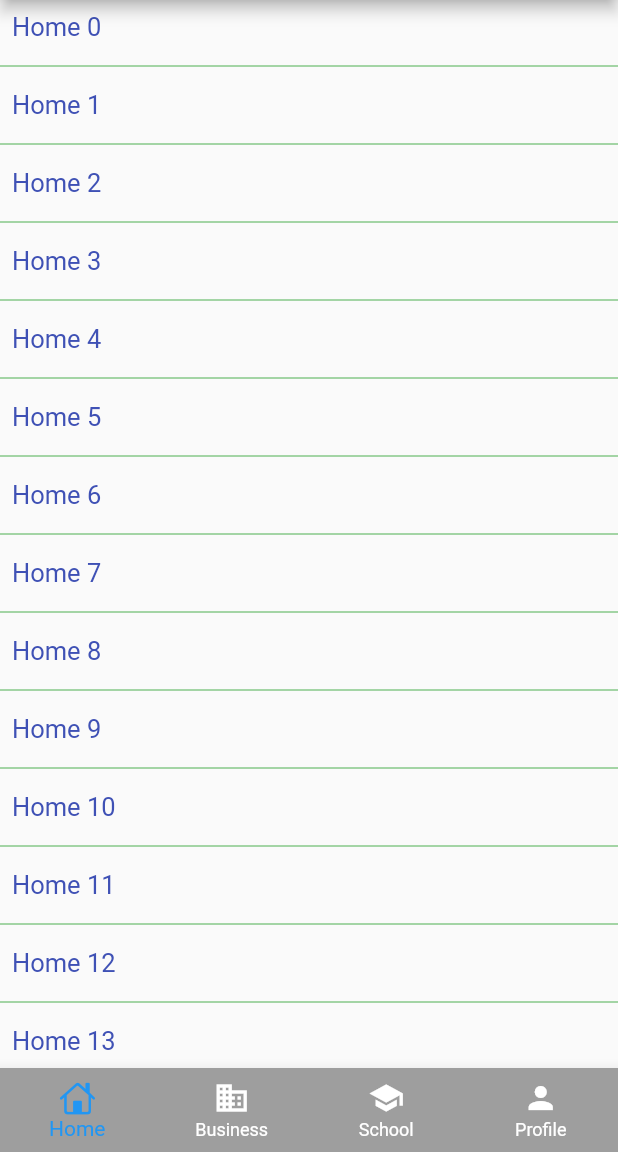
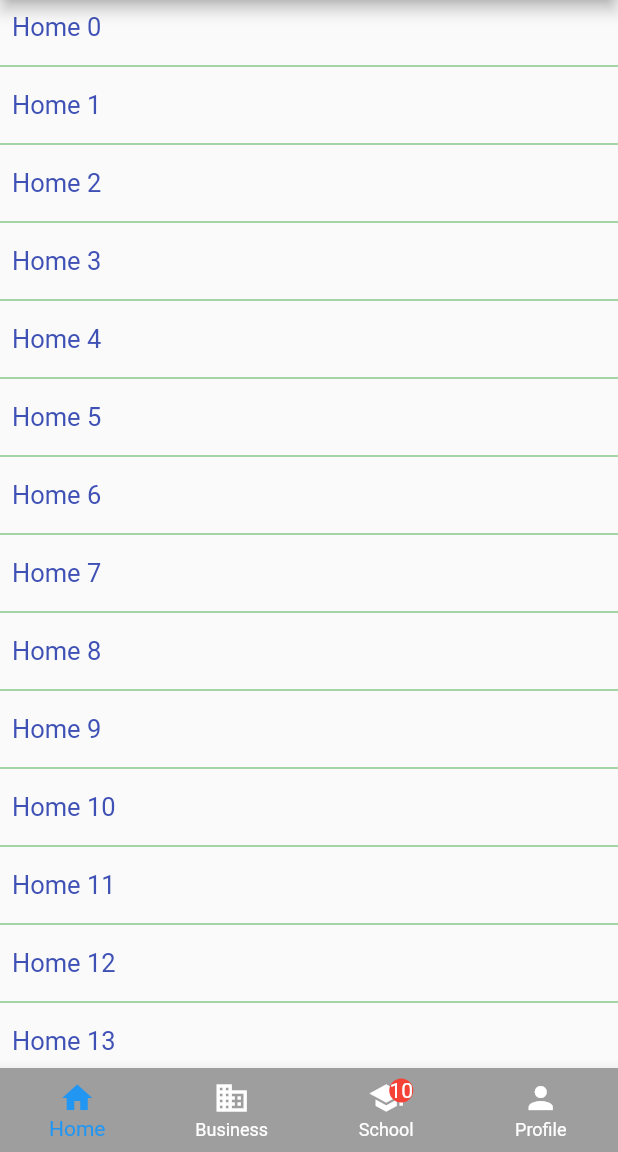
Before and after one commit to vohoangtuit/flutter_bottom_navigation_bar, a Flutter app: the screen it shows after launch, after a tap on "Bottom Screen", on a phone screen of 412 x 824 dp, the part 84-1236 px from its top. Run offline on Flutter 3.47's test engine with Material 2 defaults, Android fonts, the phone set to English and light mode, and no system bars; missing offline and left inert: bottom_navigation_badge.

```diff
--- a/tab_layout/lib/main.dart
+++ b/tab_layout/lib/main.dart
@@ -4,6 +4,7 @@ import 'package:tab_layout/modules/bottom_tab_main.dart';
 import 'package:tab_layout/modules/bottom_tab_main_slider.dart';
 
 import 'modules/top_tab_screen_main.dart';
+import 'modules/top_tab_screen_main_slider.dart';
 
 void main() {
   runApp(MyApp());
@@ -46,7 +47,14 @@ class _MyHomePageState extends State<MyHomePage> {
           mainAxisAlignment: MainAxisAlignment.center,
           children: <Widget>[
             NormalButton(
-             title: 'Top Screen',
+             title: 'Top Screen with slider',
+              onPressed: (){
+                Navigator.of(context).push(MaterialPageRoute(builder: (_)=>TopScreenWithSlider()));
+              },
+            ),
+            SizedBox(height: 30,),
+            NormalButton(
+              title: 'Top Screen ',
               onPressed: (){
                 Navigator.of(context).push(MaterialPageRoute(builder: (_)=>TopScreen()));
               },
--- a/tab_layout/lib/modules/bottom_tab_main.dart
+++ b/tab_layout/lib/modules/bottom_tab_main.dart
@@ -1,10 +1,9 @@
-import 'package:flutter/cupertino.dart';
 import 'package:flutter/material.dart';
 import 'package:tab_layout/modules/taps/business_tap.dart';
 import 'package:tab_layout/modules/taps/home_tap.dart';
 import 'package:tab_layout/modules/taps/profile_tap.dart';
 import 'package:tab_layout/modules/taps/school_tap.dart';
-
+import 'package:bottom_navigation_badge/bottom_navigation_badge.dart';
 /// This Widget is the main application widget.
 class BottomScreen extends StatelessWidget {
   static const String _title = 'Flutter Code Sample';
@@ -28,9 +27,9 @@ class BottomWidget extends StatefulWidget {
 }
 
 class _BottomWidgetState extends State<BottomWidget> {
-  final List<BottomNavigationBarItem> bottomTab =[
+  List<BottomNavigationBarItem> bottomTab =[
     BottomNavigationBarItem(
-        icon: Icon(CupertinoIcons.home),
+        icon: Icon(Icons.home),
         title: Text('Home')
     ),
     BottomNavigationBarItem(
@@ -38,7 +37,29 @@ class _BottomWidgetState extends State<BottomWidget> {
         title: Text('Business')
     ),
     BottomNavigationBarItem(
-        icon: Icon(Icons.school),
+        //icon: Icon(Icons.school),
+        icon: new Stack(
+          overflow: Overflow.visible,
+          children: <Widget>[
+            const Icon(Icons.school),
+            new Positioned(
+                top: -1.0,
+                right: -6.0,
+                  child: new Container(
+                    decoration: new BoxDecoration(
+                        borderRadius: new BorderRadius.circular(8.0), color: Colors.red),
+                    width: 16.0,
+                    child: Center(
+                      child: new Text(
+                        "10",
+                        style: const TextStyle(color: Colors.white),
+                      ),
+                    ),
+                  ),
+                )
+          ],
+        ),
+
         title: Text('School')
     ),
     BottomNavigationBarItem(
@@ -47,6 +68,7 @@ class _BottomWidgetState extends State<BottomWidget> {
     ),
 
   ];
+
   final List tabScreen=[
     HomeTap(),
     BusinessTap(),
--- a/tab_layout/lib/modules/taps/home_tap.dart
+++ b/tab_layout/lib/modules/taps/home_tap.dart
@@ -1,6 +1,11 @@
 import 'package:flutter/material.dart';
 
-class HomeTap extends StatelessWidget {
+class HomeTap extends StatefulWidget {
+  @override
+  _HomeTapState createState() => _HomeTapState();
+}
+
+class _HomeTapState extends State<HomeTap> with AutomaticKeepAliveClientMixin<HomeTap> {
   @override
   Widget build(BuildContext context) {
     return Scaffold(
@@ -18,4 +23,8 @@ class HomeTap extends StatelessWidget {
       ),
     );
   }
+
+  @override
+  // TODO: implement wantKeepAlive
+  bool get wantKeepAlive => true;
 }
--- a/tab_layout/lib/modules/top_tab_screen_main.dart
+++ b/tab_layout/lib/modules/top_tab_screen_main.dart
@@ -1,21 +1,122 @@
 import 'package:flutter/material.dart';
+import 'package:tab_layout/modules/taps/business_tap.dart';
+import 'package:tab_layout/modules/taps/home_tap.dart';
+import 'package:tab_layout/modules/taps/profile_tap.dart';
+import 'package:tab_layout/modules/taps/school_tap.dart';
 
 class TopScreen extends StatelessWidget {
   @override
   Widget build(BuildContext context) {
-    return Container(
-      child: Column(
-        children: <Widget>[
-          Text(
-            'Top, How are you?',
-            textAlign: TextAlign.center,
-            overflow: TextOverflow.ellipsis,
-            style: TextStyle(fontWeight: FontWeight.bold),
-          )
-        ],
-
-      ),
-
+    return Material(
+      child: TopNavigation(),
     );
   }
 }
+
+class TopNavigation extends StatefulWidget {
+  @override
+  _TopNavigationState createState() => _TopNavigationState();
+}
+
+class _TopNavigationState extends State<TopNavigation> {
+
+
+  @override
+  Widget build(BuildContext context) {
+    return MaterialApp(
+      debugShowCheckedModeBanner: false,
+      title: 'TabBar Demo',
+      home: new Scaffold(
+        body: DefaultTabController(
+            length: bottomTab.length,
+            child: Scaffold(
+              appBar: PreferredSize(
+                preferredSize: Size.fromHeight(kToolbarHeight),
+                child: Container(
+                  color: Colors.greenAccent,
+                  child: new SafeArea(
+                    child: Column(
+                      children: <Widget>[
+                        new Expanded(child: new Container()),
+                        new BottomNavigationBar(
+                          type: BottomNavigationBarType.fixed,
+                          currentIndex: currentIndex,
+                          items: bottomTab,
+                          onTap: (index){
+                            setState(() {
+                              currentIndex=index;
+                              currentPage =tabScreen[currentIndex];
+                            });
+                          },
+                          backgroundColor: Colors.green,
+                          selectedItemColor: Colors.black,
+                          unselectedItemColor: Colors.white,
+                        ),
+                      ],
+                    ),
+                  ),
+                ),
+              ),
+              body: currentPage,
+            )
+        ),
+      ),
+    );
+  }
+
+  int currentIndex = 0;
+
+  final List tabScreen=[
+    HomeTap(),
+    BusinessTap(),
+    SchoolTap(),
+    ProfileTap(),
+  ];
+  var currentPage;
+  @override
+  void initState() {
+    currentPage = tabScreen[currentIndex];
+    super.initState();
+  }
+  List<BottomNavigationBarItem> bottomTab =[
+    BottomNavigationBarItem(
+        icon: Icon(Icons.home),
+        title: Text('Home')
+    ),
+    BottomNavigationBarItem(
+        icon: Icon(Icons.business),
+        title: Text('Business')
+    ),
+    BottomNavigationBarItem(
+      //icon: Icon(Icons.school),
+        icon: new Stack(
+          overflow: Overflow.visible,
+          children: <Widget>[
+            const Icon(Icons.school),
+            new Positioned(
+              top: -1.0,
+              right: -6.0,
+              child: new Container(
+                decoration: new BoxDecoration(
+                    borderRadius: new BorderRadius.circular(8.0), color: Colors.red),
+                width: 16.0,
+                child: Center(
+                  child: new Text(
+                    "10",
+                    style: const TextStyle(color: Colors.white),
+                  ),
+                ),
+              ),
+            )
+          ],
+        ),
+
+        title: Text('School')
+    ),
+    BottomNavigationBarItem(
+        icon: Icon(Icons.person),
+        title: Text('Profile')
+    ),
+
+  ];
+}
--- a/tab_layout/pubspec.yaml
+++ b/tab_layout/pubspec.yaml
@@ -32,6 +32,7 @@ dependencies:
 dev_dependencies:
   flutter_test:
     sdk: flutter
+  bottom_navigation_badge: ^1.0.3
 
 # For information on the generic Dart part of this file, see the
 # following page: https://dart.dev/tools/pub/pubspec
```
Also changed, not shown: tab_layout/lib/modules/bottom_tab_main_slider.dart (+22 -1 lines), tab_layout/lib/modules/taps/school_tap.dart (+10 -1 lines), tab_layout/lib/modules/top_tab_screen_main_slider.dart (added, +131 -0 lines), tab_layout/pubspec.lock.
